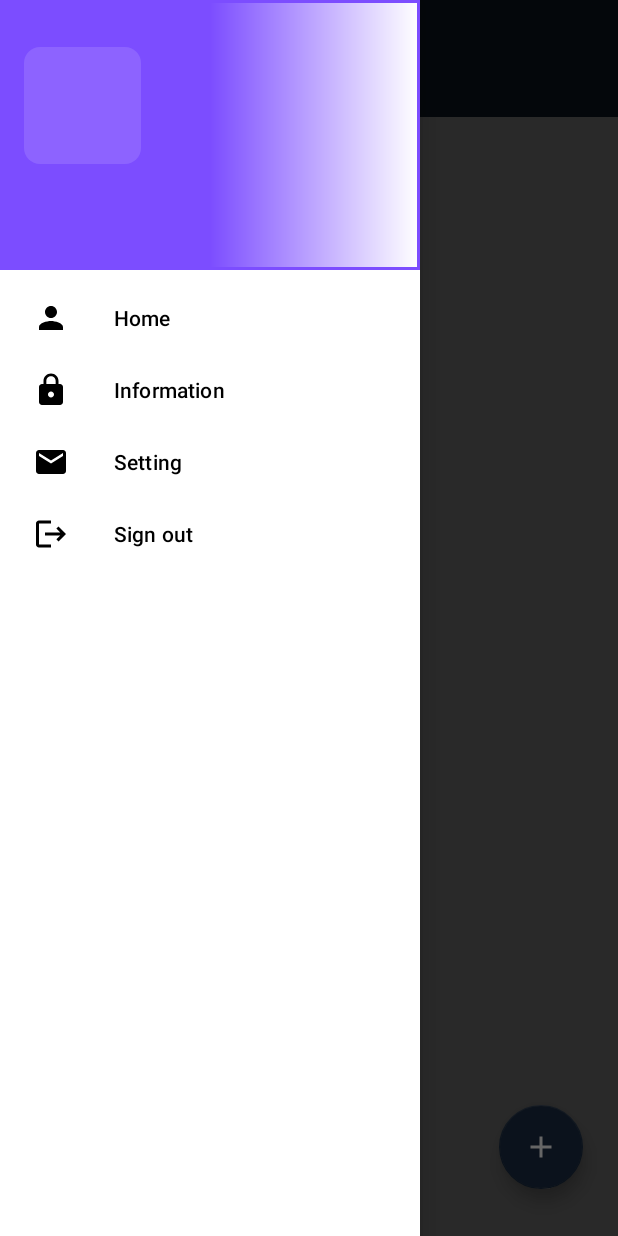
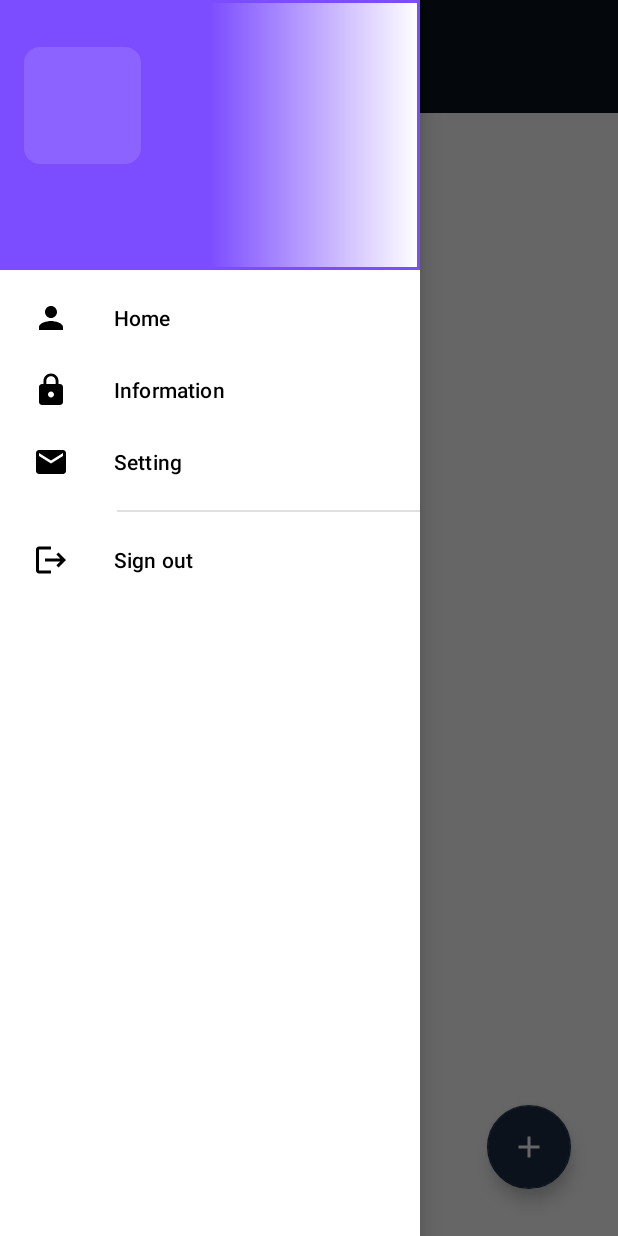
Before and after one commit to GiapKun/ChatApp, an Android app: the MainActivity screen opened directly, with no data from a screen before it, with the side drawer open, on a phone screen of 412 x 824 dp. Run offline under Robolectric (Android 15) with nearby library versions, the light colour scheme and no system bars; our stand-ins replace Firebase (no records; nobody signed in at launch, a user with empty details on screens opened directly), sdp/ssp sizes; libraries missing offline, so code that uses them is left out: com.makeramen.roundedimageview; plain views replace RoundedImageView; 4 statements that could not run were skipped.

Commit message:
fixed activity main

```diff
--- a/app/src/main/java/com/example/chatandcall_app/activities/MainActivity.java
+++ b/app/src/main/java/com/example/chatandcall_app/activities/MainActivity.java
@@ -10,6 +10,7 @@
 import android.graphics.BitmapFactory;
 import android.os.Bundle;
 import android.util.Base64;
+import android.view.Gravity;
 import android.view.MenuItem;
 import android.view.View;
 import android.widget.ImageButton;
@@ -37,9 +38,8 @@
 
 
     ImageButton buttonDrawerToggle;
-    RoundedImageView roundedImageView;
     NavigationView navigationView ;
-    TextView textName;
+
 
     @Override
     protected void onCreate(Bundle savedInstanceState) {
@@ -48,6 +48,7 @@
         setContentView(binding.getRoot());
         preferecnceManager = new PreferenceManager(getApplicationContext());
         buttonDrawerToggle = findViewById(R.id.buttonDrawerToggle);
+        navigationView = findViewById(R.id.nav_menu);
         loadUserDetails();
         setListeners();
         getToken();
@@ -87,10 +88,9 @@
     }
 
     private void loadUserDetails(){
-        navigationView = findViewById(R.id.nav_menu);
         View headerView = navigationView.getHeaderView(0);
-        textName = headerView.findViewById(R.id.textName);
-        roundedImageView = headerView.findViewById(R.id.imageProfile);
+        TextView textName = headerView.findViewById(R.id.textName);
+        RoundedImageView roundedImageView = headerView.findViewById(R.id.imageProfile);
         textName.setText(preferecnceManager.getString(Constants.KEY_NAME));
         //Giải mã dữ liệu hình ảnh từ chuỗi Base64.
         byte[] bytes = Base64.decode(preferecnceManager.getString(Constants.KEY_IMAGE), Base64.DEFAULT);
--- a/app/src/main/res/layout/activity_main.xml
+++ b/app/src/main/res/layout/activity_main.xml
@@ -1,42 +1,32 @@
 <?xml version="1.0" encoding="utf-8"?>
-<androidx.drawerlayout.widget.DrawerLayout xmlns:android="http://schemas.android.com/apk/res/android"
+<androidx.drawerlayout.widget.DrawerLayout
+    xmlns:android="http://schemas.android.com/apk/res/android"
     xmlns:app="http://schemas.android.com/apk/res-auto"
     xmlns:tools="http://schemas.android.com/tools"
+    android:id="@+id/drawer_layout"
     android:layout_width="match_parent"
     android:layout_height="match_parent"
-    android:id="@+id/drawer_layout"
     android:animateLayoutChanges="true"
-    tools:context=".activities.MainActivity"
-    >
+    tools:context=".activities.MainActivity">
+    <!--    tools:openDrawer="start"-->
 
-
-
-    <include
-        layout="@layout/toolbar"/>
-
-    <com.google.android.material.navigation.NavigationView
-        android:id="@+id/nav_menu"
-        android:layout_width="wrap_content"
-        android:layout_height="match_parent"
-        app:headerLayout="@layout/header"
-        app:menu="@menu/nav_menu"
-        app:itemIconPadding="30dp"
-        android:layout_gravity="start"/>
+<!--    Add toolbar-->
+    <include layout="@layout/toolbar"/>
 
     <androidx.constraintlayout.widget.ConstraintLayout
-        android:layout_width="wrap_content"
-        android:layout_height="match_parent"
-        android:layout_marginTop="@dimen/_44sdp"
-        >
+        android:layout_width="match_parent"
+        android:layout_height="match_parent">
 
         <FrameLayout
+            android:id="@+id/frame_layout_content"
             android:layout_width="match_parent"
             android:layout_height="0dp"
-            android:layout_marginTop="@dimen/_16sdp"
+            android:layout_marginTop="@dimen/_58sdp"
             android:background="@drawable/background_content_bottom"
-            app:layout_constraintTop_toBottomOf="parent"
             app:layout_constraintBottom_toBottomOf="parent"
+            app:layout_constraintTop_toTopOf="parent"
             >
+
             <androidx.recyclerview.widget.RecyclerView
                 android:id="@+id/conversationsRecyclerView"
                 android:layout_width="match_parent"
@@ -46,15 +36,13 @@
                 android:overScrollMode="never"
                 android:padding="@dimen/_20sdp"
                 android:visibility="gone"
-                app:layoutManager="androidx.recyclerview.widget.LinearLayoutManager"
-                />
+                app:layoutManager="androidx.recyclerview.widget.LinearLayoutManager"/>
 
             <ProgressBar
                 android:id="@+id/progressBar"
                 android:layout_width="@dimen/_25sdp"
                 android:layout_height="@dimen/_25sdp"
-                android:layout_gravity="center"
-                />
+                android:layout_gravity="center" />
 
         </FrameLayout>
 
@@ -62,18 +50,26 @@
             android:id="@+id/fabNewChat"
             android:layout_width="wrap_content"
             android:layout_height="wrap_content"
-            android:layout_marginEnd="@dimen/_18sdp"
+            android:layout_marginEnd="@dimen/_24sdp"
+            android:layout_marginRight="@dimen/_24sdp"
             android:layout_marginBottom="@dimen/_24sdp"
             android:contentDescription="@string/app_name"
             android:src="@drawable/ic_add"
             app:backgroundTint="@color/priramy"
             app:layout_constraintBottom_toBottomOf="parent"
             app:layout_constraintEnd_toEndOf="parent"
-            app:tint="@color/white"
-            />
+            app:tint="@color/white"/>
 
     </androidx.constraintlayout.widget.ConstraintLayout>
 
-
+    <com.google.android.material.navigation.NavigationView
+        android:id="@+id/nav_menu"
+        android:layout_width="wrap_content"
+        android:layout_height="match_parent"
+        app:headerLayout="@layout/header"
+        app:menu="@menu/nav_menu"
+        app:itemIconPadding="30dp"
+        app:dividerInsetStart="@dimen/_60sdp"
+        android:layout_gravity="start"/>
 
 </androidx.drawerlayout.widget.DrawerLayout>
--- a/app/src/main/res/menu/nav_menu.xml
+++ b/app/src/main/res/menu/nav_menu.xml
@@ -1,5 +1,8 @@
 <?xml version="1.0" encoding="utf-8"?>
 <menu xmlns:android="http://schemas.android.com/apk/res/android">
+
+    <group
+        android:id="@+id/group1">
         <item
             android:id="@+id/nav_home"
             android:icon="@drawable/ic_person"
@@ -15,7 +18,7 @@
             android:icon="@drawable/ic_email"
             android:title="Setting"
             />
-
+    </group>
     <item
         android:id="@+id/nav_signOut"
         android:icon="@drawable/ic_logout"
```
Lines whose indentation alone changed are shown as unchanged.
